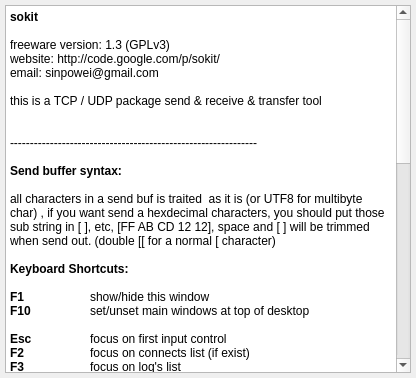
Before: the Qt Designer form src/sokit/helpform.ui in sinpolib/sokit, drawn with Qt 5.
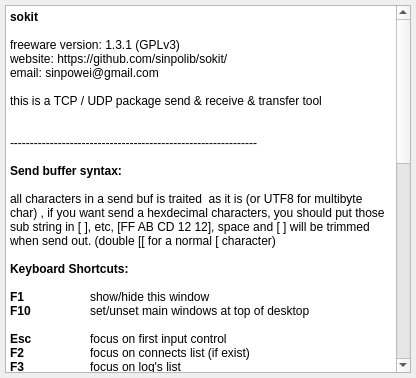
After: the same form once the commit is applied.

Commit message: source repository migrate from google code to github

The edit to the form file:
```diff
--- a/src/sokit/helpform.ui
+++ b/src/sokit/helpform.ui
@@ -53,8 +53,8 @@
 &lt;/style&gt;&lt;/head&gt;&lt;body style=&quot;   font-weight:400; font-style:normal;&quot;&gt;
 &lt;p style=&quot; margin-top:0px; margin-bottom:0px; margin-left:0px; margin-right:0px; -qt-block-indent:0; text-indent:0px;&quot;&gt;&lt;span style=&quot;  font-weight:600;&quot;&gt;sokit&lt;/span&gt;&lt;/p&gt;
 &lt;p style=&quot;-qt-paragraph-type:empty; margin-top:0px; margin-bottom:0px; margin-left:0px; margin-right:0px; -qt-block-indent:0; text-indent:0px; &quot;&gt;&lt;/p&gt;
-&lt;p style=&quot; margin-top:0px; margin-bottom:0px; margin-left:0px; margin-right:0px; -qt-block-indent:0; text-indent:0px;&quot;&gt;&lt;span style=&quot; &quot;&gt;freeware version: 1.3 (GPLv3)&lt;/span&gt;&lt;/p&gt;
-&lt;p style=&quot; margin-top:0px; margin-bottom:0px; margin-left:0px; margin-right:0px; -qt-block-indent:0; text-indent:0px;&quot;&gt;&lt;span style=&quot; &quot;&gt;website: http://code.google.com/p/sokit/&lt;/span&gt;&lt;/p&gt;
+&lt;p style=&quot; margin-top:0px; margin-bottom:0px; margin-left:0px; margin-right:0px; -qt-block-indent:0; text-indent:0px;&quot;&gt;&lt;span style=&quot; &quot;&gt;freeware version: 1.3.1 (GPLv3)&lt;/span&gt;&lt;/p&gt;
+&lt;p style=&quot; margin-top:0px; margin-bottom:0px; margin-left:0px; margin-right:0px; -qt-block-indent:0; text-indent:0px;&quot;&gt;&lt;span style=&quot; &quot;&gt;website: https://github.com/sinpolib/sokit/&lt;/span&gt;&lt;/p&gt;
 &lt;p style=&quot; margin-top:0px; margin-bottom:0px; margin-left:0px; margin-right:0px; -qt-block-indent:0; text-indent:0px;&quot;&gt;&lt;span style=&quot; &quot;&gt;email: sinpowei@gmail.com&lt;/span&gt;&lt;/p&gt;
 &lt;p style=&quot;-qt-paragraph-type:empty; margin-top:0px; margin-bottom:0px; margin-left:0px; margin-right:0px; -qt-block-indent:0; text-indent:0px; &quot;&gt;&lt;/p&gt;
 &lt;p style=&quot; margin-top:0px; margin-bottom:0px; margin-left:0px; margin-right:0px; -qt-block-indent:0; text-indent:0px;&quot;&gt;&lt;span style=&quot; &quot;&gt;this is a TCP / UDP package send &amp;amp; receive &amp;amp; transfer tool&lt;/span&gt;&lt;/p&gt;
```
The commit also changes 19 other files.
